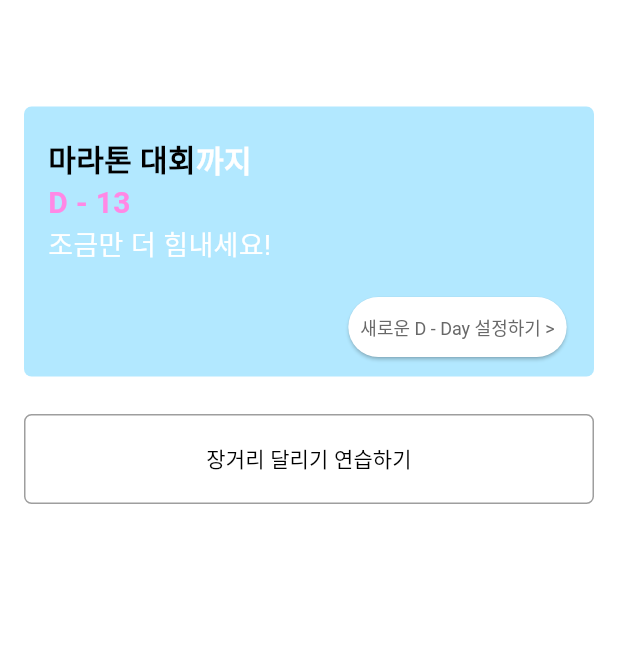
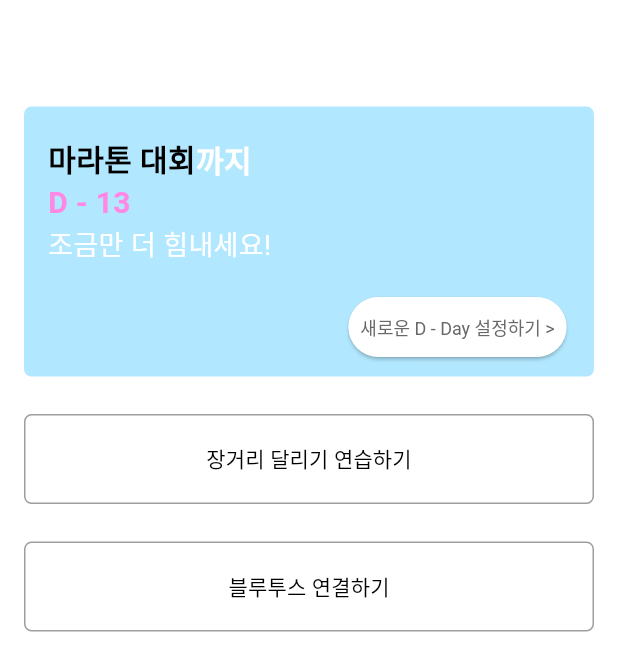
Before and after one commit to ohzizone/capstone, a Flutter app: the HomeScreen screen opened directly, on a phone screen of 412 x 824 dp. Shown: the top 671 px of the screen. Run offline on Flutter 3.47's test engine with Material 3 defaults, Android fonts, the phone set to English and light mode, and no system bars; our stand-ins replace charts_flutter, cloud_firestore, firebase_auth, firebase_core, modal_progress_hud_nsn, table_calendar; accounts and stored records are empty; Roboto replaces fonts that are missing (PretandardMedium).

Commit message:
Add: 블루투스 연결 버튼 추가
블루투스 연결 화면으로 이동하는 버튼을 추가하였습니다.

```diff
--- a/front/running_mate/lib/screens/HomeScreen.dart
+++ b/front/running_mate/lib/screens/HomeScreen.dart
@@ -150,7 +150,6 @@ class _HomeScreenState extends State<HomeScreen> {
               ),
               child: TextButton(
                 onPressed: () {
-
                   Navigator.push(
                     context,
                     MaterialPageRoute(
@@ -160,8 +159,31 @@ class _HomeScreenState extends State<HomeScreen> {
                 },
                 child: Text(
                   '장거리 달리기 연습하기',
-                  style: TextStyle(
-                      color: Colors.black),
+                  style: TextStyle(color: Colors.black),
+                ),
+              ),
+            ),
+            Container(
+              margin: EdgeInsets.only(top: 25.0),
+              width: double.infinity,
+              height: 60.0,
+              decoration: BoxDecoration(
+                borderRadius: BorderRadius.circular(5.0), // 버튼의 모서리를 둥글게 만듭니다.
+                border: Border.all(color: Colors.grey), // 회색 선으로 버튼 테두리를 만듭니다.
+                color: Colors.white, // 버튼의 배경색을 흰색으로 설정합니다.
+              ),
+              child: TextButton(
+                onPressed: () {
+                  Navigator.push(
+                    context,
+                    MaterialPageRoute(
+                      builder: (_) => PracticeScreen(),
+                    ),
+                  );
+                },
+                child: Text(
+                  '블루투스 연결하기',
+                  style: TextStyle(color: Colors.black),
                 ),
               ),
             )
```
